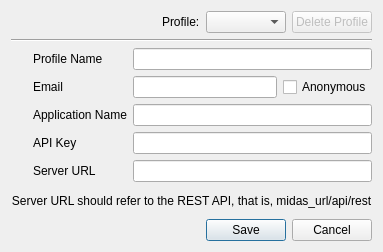
The window that Application/MIDASDesktop/GUI/CreateProfileUI.ui (cpatrick/MidasClient) describes before a commit, drawn with Qt 5.
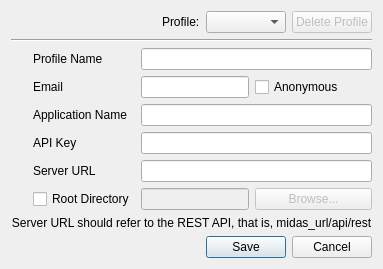
The same window after the commit. Icons and pictures are not drawn.

Commit message:
ENH: Underlying data model and both views for updating/creation of profile-specific root directories. See https://www.kitware.com/Bug/view.php?id=8914
SVN-Revision: 2825

The edit to the form file:
```diff
--- a/Application/MIDASDesktop/GUI/CreateProfileUI.ui
+++ b/Application/MIDASDesktop/GUI/CreateProfileUI.ui
@@ -6,8 +6,8 @@
    <rect>
     <x>0</x>
     <y>0</y>
-    <width>355</width>
-    <height>252</height>
+    <width>343</width>
+    <height>263</height>
    </rect>
   </property>
   <property name="windowTitle">
@@ -198,6 +198,61 @@
        </property>
       </widget>
      </item>
+     <item row="5" column="2" colspan="2">
+      <widget class="QLineEdit" name="rootDirEdit">
+       <property name="enabled">
+        <bool>false</bool>
+       </property>
+      </widget>
+     </item>
+     <item row="5" column="4">
+      <widget class="QPushButton" name="browseButton">
+       <property name="enabled">
+        <bool>false</bool>
+       </property>
+       <property name="sizePolicy">
+        <sizepolicy hsizetype="MinimumExpanding" vsizetype="Fixed">
+         <horstretch>0</horstretch>
+         <verstretch>0</verstretch>
+        </sizepolicy>
+       </property>
+       <property name="minimumSize">
+        <size>
+         <width>20</width>
+         <height>0</height>
+        </size>
+       </property>
+       <property name="maximumSize">
+        <size>
+         <width>16777215</width>
+         <height>16777215</height>
+        </size>
+       </property>
+       <property name="text">
+        <string>Browse...</string>
+       </property>
+      </widget>
+     </item>
+     <item row="5" column="1">
+      <widget class="QCheckBox" name="rootDirCheckbox">
+       <property name="enabled">
+        <bool>true</bool>
+       </property>
+       <property name="text">
+        <string>Root Directory</string>
+       </property>
+      </widget>
+     </item>
+     <item row="5" column="0">
+      <widget class="QLabel" name="label_11">
+       <property name="text">
+        <string/>
+       </property>
+       <property name="pixmap">
+        <pixmap resource="../MIDASDesktopIcons.qrc">:/icons/gpl_folder_open.png</pixmap>
+       </property>
+      </widget>
+     </item>
     </layout>
    </item>
    <item>
```
Left out of the diff: 1 changed line with no effect on the pictures. The commit also changes 10 other files.
